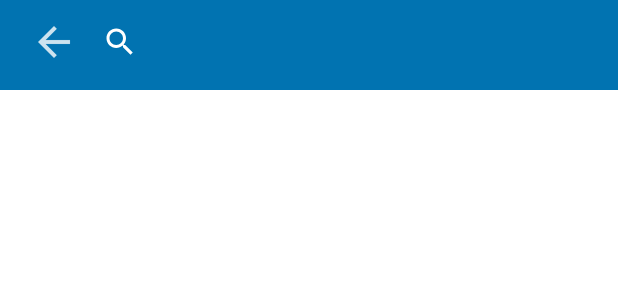
After one commit to CheeKeatSong/CK-Lucas, an Android app: the layout my_search_custom_view.xml on its own in the app's theme, with its tools: preview values and no code run, on a phone screen of 412 x 824 dp. The commit adds this screen. Shown: the top 300 px of the screen. Run offline under Robolectric (Android 15) with nearby library versions, the phone set to English and light mode, and no system bars.

Commit message:
BUG BUG BUG

```diff
--- a/app/build.gradle
+++ b/app/build.gradle
@@ -17,6 +17,9 @@ android {
             proguardFiles getDefaultProguardFile('proguard-android.txt'), 'proguard-rules.pro'
         }
     }
+    dataBinding {
+        enabled = true
+    }
 }
 
     dependencies {
@@ -33,6 +36,7 @@ android {
         compile 'com.daimajia.easing:library:1.0.1@aar'
         compile 'com.daimajia.androidanimations:library:1.1.3@aar'
         compile 'com.amulyakhare:com.amulyakhare.textdrawable:1.0.1'
+        compile 'com.github.wrdlbrnft:sorted-list-adapter:0.1.0.5'
     }
 
     apply plugin: 'com.google.gms.google-services'
--- a/app/src/main/AndroidManifest.xml
+++ b/app/src/main/AndroidManifest.xml
@@ -27,7 +27,7 @@
         </activity>
         <activity android:name=".AdminMainActivity">
         </activity>
-        <activity android:name=".RecyclerViewExample">
+        <activity android:name=".RecylcerView.RecyclerViewExample">
         </activity>
 
     </application>
--- a/app/src/main/java/com/point2points/kdusurveysystem/Login.java
+++ b/app/src/main/java/com/point2points/kdusurveysystem/Login.java
@@ -2,7 +2,6 @@ package com.point2points.kdusurveysystem;
 
 import android.app.Activity;
 import android.content.Intent;
-import android.media.Image;
 import android.os.Bundle;
 import android.support.annotation.NonNull;
 import android.text.InputType;
@@ -21,7 +20,7 @@ import com.google.android.gms.tasks.OnCompleteListener;
 import com.google.android.gms.tasks.Task;
 import com.google.firebase.auth.AuthResult;
 import com.google.firebase.auth.FirebaseAuth;
-import com.point2points.kdusurveysystem.R;
+import com.point2points.kdusurveysystem.RecylcerView.RecyclerViewExample;
 
 public class Login extends Activity{
 
@@ -70,6 +69,9 @@ public class Login extends Activity{
         mLoginButton.setOnClickListener(new View.OnClickListener(){
             @Override
             public void onClick(View v){
+                Intent i = new Intent(Login.this, RecyclerViewExample.class);
+                startActivity(i);
+                finish();
 
                 String email = inputEmailAddress.getText().toString();
                 final String password = inputPassword.getText().toString();
--- /dev/null
+++ b/app/src/main/res/layout/my_search_custom_view.xml
@@ -0,0 +1,37 @@
+<?xml version="1.0" encoding="utf-8"?>
+<android.support.v7.widget.Toolbar
+    xmlns:android="http://schemas.android.com/apk/res/android"
+    xmlns:app="http://schemas.android.com/apk/res-auto"
+    android:id="@+id/t2Toolbar"
+    android:layout_height="60dp"
+    android:layout_width="fill_parent"
+    android:minHeight="?attr/actionBarSize"
+    android:background="?attr/colorPrimary"
+    android:gravity="top|start"
+    app:theme="@style/ThemeOverlay.AppCompat.Dark.ActionBar"
+    app:popupTheme="@style/ThemeOverlay.AppCompat.Light">
+
+    <LinearLayout
+        android:layout_width="match_parent"
+        android:layout_height="50dp"
+        android:orientation="horizontal">
+
+        <ImageButton
+            android:src="@drawable/action_back"
+            android:background="?attr/actionBarItemBackground"
+            android:layout_width="40dp"
+            android:layout_height="match_parent"
+            android:scaleType="centerInside"
+            android:id="@+id/menu_item_back"/>
+
+        <android.support.v7.widget.SearchView
+            android:layout_gravity="center_vertical"
+            android:layout_width="match_parent"
+            android:layout_height="50dp"
+            android:textSize="18dp"
+            android:queryHint="@string/search_hint"
+            android:id="@+id/search_edit_text"
+            android:textColor="@color/white"/>
+
+    </LinearLayout>
+</android.support.v7.widget.Toolbar>
--- a/app/src/main/res/values/strings.xml
+++ b/app/src/main/res/values/strings.xml
@@ -14,6 +14,7 @@
     <string name="sort">Sort</string>
     <string name="search">Search</string>
     <string name="option">Option</string>
+    <string name="search_hint">Search...</string>
 
     <string-array name="sort_array">
         <item>A-Z</item>
```
Also changed, not shown: app/src/main/java/com/point2points/kdusurveysystem/RecylcerView/RecyclerViewExample.java (renamed from app/src/main/java/com/point2points/kdusurveysystem/RecyclerViewExample.java, +60 -17 lines), app/src/main/java/com/point2points/kdusurveysystem/adapter/RecyclerViewAdapter.java (+83 -3 lines), app/src/main/java/com/point2points/kdusurveysystem/model/ExampleModel.java (added, +41 -0 lines), app/src/main/res/layout/my_custom_view.xml (+11 -11 lines), app/src/main/res/layout/recycler_view.xml (+7 -0 lines), app/src/main/res/layout/recycler_view_items.xml (+11 -2 lines), app/src/main/java/com/point2points/kdusurveysystem/adapter/viewholder/ExampleViewHolder.java (added), app/src/main/res/drawable-hdpi/action_back.png (added), app/src/main/res/drawable-hdpi/menu_cancel.png (added), app/src/main/res/drawable-mdpi/action_back.png (added), app/src/main/res/drawable-mdpi/menu_cancel.png (added), app/src/main/res/drawable-xhdpi/action_back.png (added), app/src/main/res/drawable-xhdpi/menu_cancel.png (added), app/src/main/res/drawable-xxhdpi/action_back.png (added), 1 more files.
